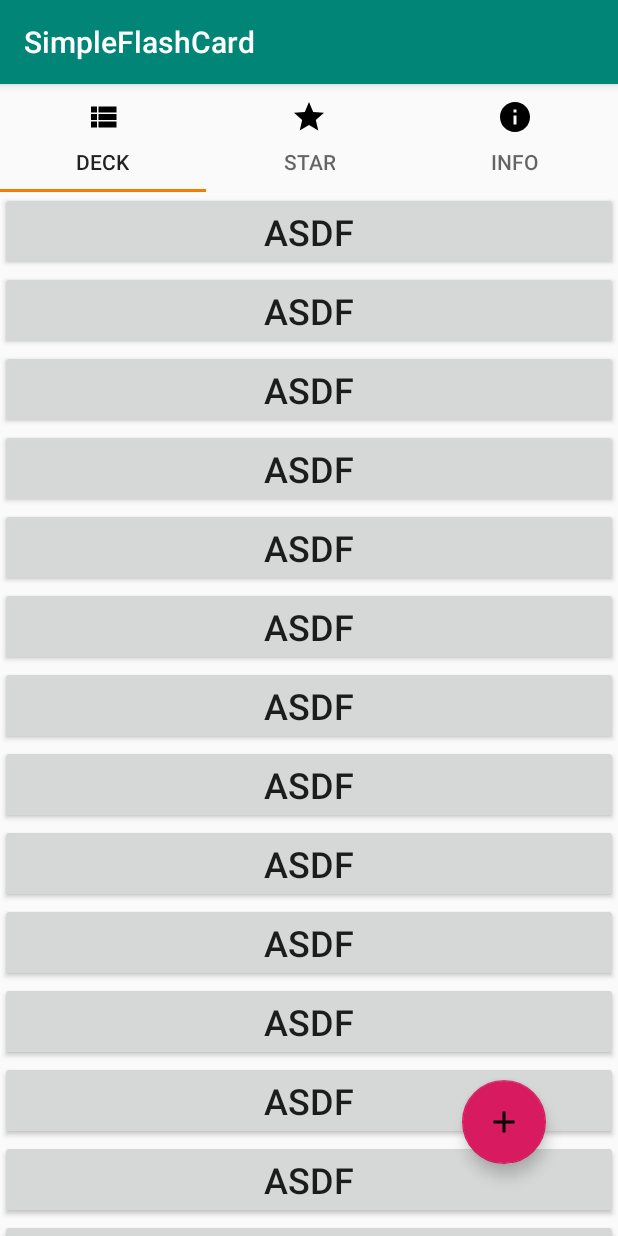
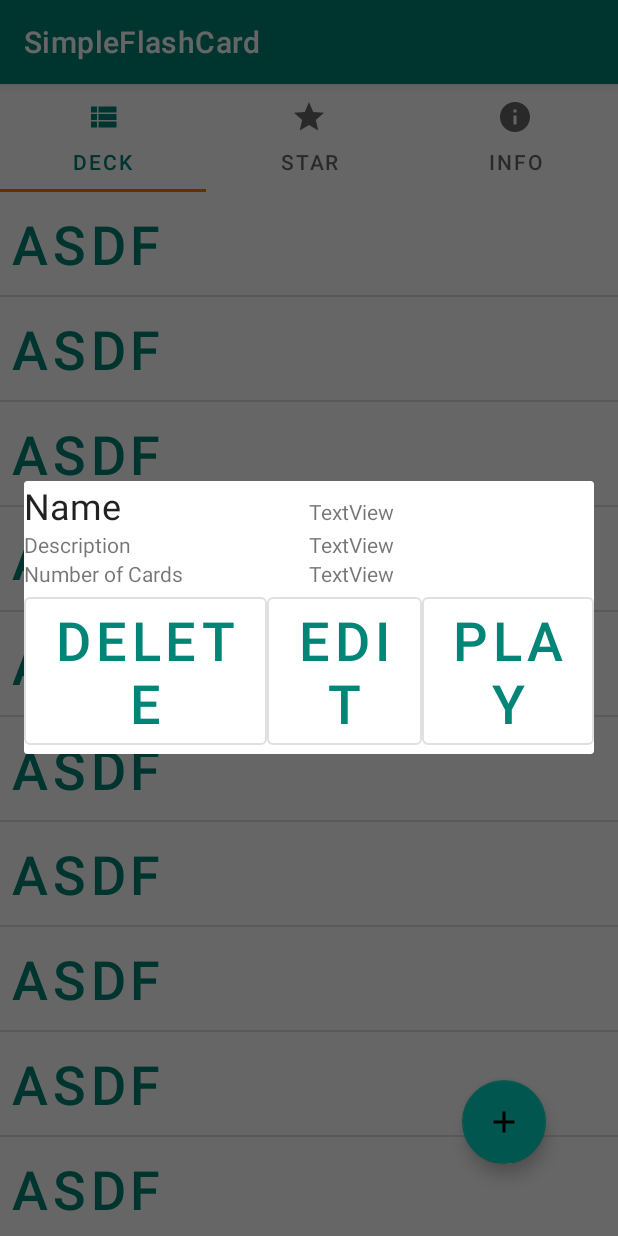
Before and after one commit to GreimuL/SimpleFlashCard, an Android app: the screen it shows after launch (MainActivity), after a tap on "ASDF", on a phone screen of 412 x 824 dp. Run offline under Robolectric (Android 15) with nearby library versions, the phone set to English and light mode, and no system bars.

Commit message:
Adjust material style

```diff
--- a/SimpleFlashCard/app/src/main/AndroidManifest.xml
+++ b/SimpleFlashCard/app/src/main/AndroidManifest.xml
@@ -16,6 +16,7 @@
                 <category android:name="android.intent.category.LAUNCHER" />
             </intent-filter>
         </activity>
+        <activity android:name=".DeckPlayActivity"/>
     </application>
 
 </manifest>
--- a/SimpleFlashCard/app/src/main/java/com/greimul/simpleflashcard/adapter/ViewAdapter.kt
+++ b/SimpleFlashCard/app/src/main/java/com/greimul/simpleflashcard/adapter/ViewAdapter.kt
@@ -1,5 +1,7 @@
 package com.greimul.simpleflashcard.adapter
 
+import android.app.AlertDialog
+import android.content.Intent
 import android.util.Log
 import android.view.LayoutInflater
 import android.view.View
@@ -7,15 +9,31 @@ import android.view.ViewGroup
 import android.widget.Button
 import androidx.recyclerview.widget.RecyclerView
 import com.greimul.simpleflashcard.Deck
+import com.greimul.simpleflashcard.DeckPlayActivity
 import com.greimul.simpleflashcard.R
+import kotlinx.android.synthetic.main.dialog_deck_click.view.*
 import kotlinx.android.synthetic.main.item_deck.view.*
 
 class ViewAdapter(private val viewData:MutableList<Deck>): RecyclerView.Adapter<ViewAdapter.ViewHolder>(){
-    class ViewHolder(v:View):RecyclerView.ViewHolder(v){
+    class ViewHolder(v:View,parent: ViewGroup):RecyclerView.ViewHolder(v){
         val button:Button
         init{
-            v.setOnClickListener{ println("asdf") }
             button = v.button
+            button.setOnClickListener {
+                val dialog = AlertDialog.Builder(v.context)
+                val dialogView = LayoutInflater.from(parent.context).inflate(R.layout.dialog_deck_click,parent,false)
+                dialogView.button_delete.setOnClickListener {
+
+                }
+                dialogView.button_edit.setOnClickListener {
+
+                }
+                dialogView.button_play.setOnClickListener {
+                    val intent = Intent(parent.context,DeckPlayActivity::class.java)
+                    parent.context.startActivity(intent)
+                }
+                dialog.setView(dialogView).show()
+            }
         }
     }
 
@@ -27,6 +45,7 @@ class ViewAdapter(private val viewData:MutableList<Deck>): RecyclerView.Adapter<
 
     override fun onCreateViewHolder(parent: ViewGroup, viewType: Int): ViewHolder {
         val v = LayoutInflater.from(parent.context).inflate(R.layout.item_deck,parent,false)
-        return ViewHolder(v)
+
+        return ViewHolder(v,parent)
     }
 }
--- a/SimpleFlashCard/app/src/main/java/com/greimul/simpleflashcard/fragment/DeckFragment.kt
+++ b/SimpleFlashCard/app/src/main/java/com/greimul/simpleflashcard/fragment/DeckFragment.kt
@@ -8,6 +8,7 @@ import android.view.ViewGroup
 import android.widget.LinearLayout
 import android.widget.TextView
 import androidx.fragment.app.Fragment
+import androidx.recyclerview.widget.DividerItemDecoration
 import androidx.recyclerview.widget.LinearLayoutManager
 import androidx.recyclerview.widget.RecyclerView
 import com.google.android.material.floatingactionbutton.FloatingActionButton
@@ -49,6 +50,7 @@ class DeckFragment: Fragment() {
             setHasFixedSize(true)
             adapter = viewAdapter
             layoutManager = viewManager
+            addItemDecoration(DividerItemDecoration(context,DividerItemDecoration.VERTICAL))
         }
         deckFab = view.fab_deck
         deckFab.setOnClickListener {
--- a/SimpleFlashCard/app/src/main/res/layout/dialog_deck_click.xml
+++ b/SimpleFlashCard/app/src/main/res/layout/dialog_deck_click.xml
@@ -11,14 +11,16 @@
 
         <TextView
             android:id="@+id/textView"
-            android:layout_width="wrap_content"
+            style="@style/TextAppearance.AppCompat.SearchResult.Subtitle"
+            android:layout_width="match_parent"
             android:layout_height="wrap_content"
             android:layout_weight="1"
-            android:text="Name" />
+            android:text="Name"
+            android:textSize="24dp" />
 
         <TextView
             android:id="@+id/textView5"
-            android:layout_width="wrap_content"
+            android:layout_width="match_parent"
             android:layout_height="wrap_content"
             android:layout_weight="1"
             android:text="TextView" />
@@ -32,14 +34,14 @@
 
         <TextView
             android:id="@+id/textView6"
-            android:layout_width="wrap_content"
+            android:layout_width="match_parent"
             android:layout_height="wrap_content"
             android:layout_weight="1"
             android:text="Description" />
 
         <TextView
             android:id="@+id/textView7"
-            android:layout_width="wrap_content"
+            android:layout_width="match_parent"
             android:layout_height="wrap_content"
             android:layout_weight="1"
             android:text="TextView" />
@@ -52,14 +54,14 @@
 
         <TextView
             android:id="@+id/textView8"
-            android:layout_width="wrap_content"
+            android:layout_width="match_parent"
             android:layout_height="wrap_content"
             android:layout_weight="1"
             android:text="Number of Cards" />
 
         <TextView
             android:id="@+id/textView9"
-            android:layout_width="wrap_content"
+            android:layout_width="match_parent"
             android:layout_height="wrap_content"
             android:layout_weight="1"
             android:text="TextView" />
@@ -71,21 +73,27 @@
         android:orientation="horizontal">
 
         <Button
-            android:id="@+id/button2"
+            android:id="@+id/button_delete"
+            style="@style/Widget.MaterialComponents.Button.OutlinedButton"
+            android:textSize="36dp"
             android:layout_width="wrap_content"
             android:layout_height="wrap_content"
             android:layout_weight="1"
             android:text="Delete" />
 
         <Button
-            android:id="@+id/button3"
+            android:id="@+id/button_edit"
+            style="@style/Widget.MaterialComponents.Button.OutlinedButton"
+            android:textSize="36dp"
             android:layout_width="wrap_content"
             android:layout_height="wrap_content"
             android:layout_weight="1"
             android:text="Edit" />
 
         <Button
-            android:id="@+id/button4"
+            android:id="@+id/button_play"
+            style="@style/Widget.MaterialComponents.Button.OutlinedButton"
+            android:textSize="36dp"
             android:layout_width="wrap_content"
             android:layout_height="wrap_content"
             android:layout_weight="1"
--- a/SimpleFlashCard/app/src/main/res/layout/item_deck.xml
+++ b/SimpleFlashCard/app/src/main/res/layout/item_deck.xml
@@ -6,8 +6,10 @@
 
     <Button
         android:id="@+id/button"
+        style="@style/Widget.MaterialComponents.Button.TextButton"
         android:layout_width="match_parent"
         android:layout_height="wrap_content"
         android:text="Button"
-        android:textSize="24dp" />
+        android:textAlignment="textStart"
+        android:textSize="36dp" />
 </LinearLayout>
--- a/SimpleFlashCard/app/src/main/res/values/styles.xml
+++ b/SimpleFlashCard/app/src/main/res/values/styles.xml
@@ -1,11 +1,14 @@
 <resources>
 
     <!-- Base application theme. -->
-    <style name="AppTheme" parent="Theme.AppCompat.Light.DarkActionBar">
+    <style name="AppTheme" parent="Theme.MaterialComponents.Light.DarkActionBar">
         <!-- Customize your theme here. -->
         <item name="colorPrimary">@color/colorPrimary</item>
         <item name="colorPrimaryDark">@color/colorPrimaryDark</item>
         <item name="colorAccent">@color/colorAccent</item>
     </style>
 
+    <style name="DialogStyle" parent="Theme.MaterialComponents.Light.Dialog">
+        <item name="materialButtonStyle">@style/Widget.MaterialComponents.Button.OutlinedButton</item>
+    </style>
 </resources>
```
Also changed, not shown: SimpleFlashCard/app/src/main/java/com/greimul/simpleflashcard/DeckPlayActivity.kt (added, +13 -0 lines), SimpleFlashCard/app/src/main/res/layout/activity_deck_play.xml (added, +66 -0 lines).
